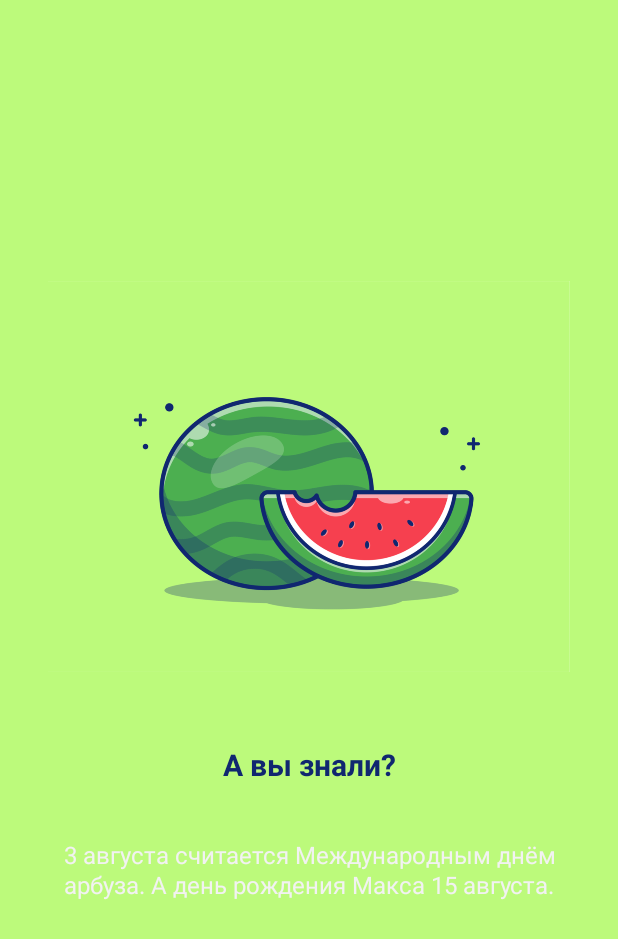
After one commit to yerlandana/watermelon-auth, an Android app: the layout slide_layout.xml on its own in the app's theme, with its tools: preview values and no code run, on a phone screen of 412 x 824 dp. The commit adds this screen. Shown: the top 939 px of the screen. Run offline under Robolectric (Android 15) with nearby library versions, the phone set to English and light mode, and no system bars.

Commit message:
my 2 commit

```diff
--- /dev/null
+++ b/app/src/main/res/layout/slide_layout.xml
@@ -0,0 +1,44 @@
+<?xml version="1.0" encoding="utf-8"?>
+<LinearLayout
+    xmlns:android="http://schemas.android.com/apk/res/android"
+    xmlns:app="http://schemas.android.com/apk/res-auto"
+    android:orientation="vertical"
+    android:background="@color/watermelon"
+    android:gravity="center_vertical"
+    android:layout_width="match_parent"
+    android:layout_height="match_parent">
+
+    <ImageView
+        android:id="@+id/imageView"
+        android:layout_width="wrap_content"
+        android:layout_height="wrap_content"
+        android:layout_gravity="center_horizontal"
+        android:layout_marginHorizontal="32dp"
+        android:layout_marginBottom="48dp"
+        android:adjustViewBounds="true"
+        android:background="#FCFAED"
+        android:src="@drawable/bg_watermelon" />
+
+    <TextView
+        android:id="@+id/sliderTitle"
+        android:layout_width="match_parent"
+        android:layout_height="wrap_content"
+        android:text="А вы знали?"
+        android:textAlignment="center"
+        android:textSize="20sp"
+        android:textStyle="bold"
+        android:textColor="@color/text"/>
+
+    <TextView
+        android:id="@+id/sliderDesc"
+        android:layout_width="match_parent"
+        android:layout_height="wrap_content"
+        android:fontFamily="sans-serif"
+        android:lineSpacingMultiplier="1.05"
+        android:padding="35dp"
+        android:text="3 августа считается Международным днём арбуза. А день рождения Макса 15 августа."
+        android:textAlignment="center"
+        android:textColor="#F2F2F2"
+        android:textSize="16sp" />
+
+</LinearLayout>
--- a/app/src/main/res/values-night/themes.xml
+++ b/app/src/main/res/values-night/themes.xml
@@ -1,6 +1,6 @@
 <resources xmlns:tools="http://schemas.android.com/tools">
     <!-- Base application theme. -->
-    <style name="Theme.Watermelonauth" parent="Theme.MaterialComponents.DayNight.DarkActionBar">
+    <style name="Theme.Watermelonauth" parent="Theme.MaterialComponents.DayNight.NoActionBar">
         <!-- Primary brand color. -->
         <item name="colorPrimary">@color/purple_200</item>
         <item name="colorPrimaryVariant">@color/purple_700</item>
--- a/app/src/main/res/values/colors.xml
+++ b/app/src/main/res/values/colors.xml
@@ -7,4 +7,9 @@
     <color name="teal_700">#FF018786</color>
     <color name="black">#FF000000</color>
     <color name="white">#FFFFFFFF</color>
+    <color name="colorTransparentWhite">#CCCCCC</color>
+    <color name="kiwi">#6CEFE6</color>
+    <color name="coconut">#FFCCBC</color>
+    <color name="watermelon">#BCFA7B</color>
+    <color name="text">#102770</color>
 </resources>
--- a/app/src/main/res/values/themes.xml
+++ b/app/src/main/res/values/themes.xml
@@ -1,6 +1,6 @@
 <resources xmlns:tools="http://schemas.android.com/tools">
     <!-- Base application theme. -->
-    <style name="Theme.Watermelonauth" parent="Theme.MaterialComponents.DayNight.DarkActionBar">
+    <style name="Theme.Watermelonauth" parent="Theme.MaterialComponents.DayNight.NoActionBar">
         <!-- Primary brand color. -->
         <item name="colorPrimary">@color/purple_500</item>
         <item name="colorPrimaryVariant">@color/purple_700</item>
--- a/build.gradle
+++ b/build.gradle
@@ -5,8 +5,8 @@ buildscript {
         jcenter()
     }
     dependencies {
-        classpath "com.android.tools.build:gradle:4.1.0"
-
+        classpath "com.android.tools.build:gradle:4.1.2"
+        classpath 'com.google.gms:google-services:4.3.5'
         // NOTE: Do not place your application dependencies here; they belong
         // in the individual module build.gradle files
     }
```
Also changed, not shown: app/build.gradle (+13 -0 lines), app/src/main/java/com/dana/watermelon_auth/MainActivity.java (+36 -1 lines), app/src/main/java/com/dana/watermelon_auth/SliderAdapter.java (added, +69 -0 lines), app/src/main/res/layout/activity_main.xml (+15 -9 lines), app/src/main/res/drawable/bg_coconut.png (added), app/src/main/res/drawable/bg_kiwi.png (added), app/src/main/res/drawable/bg_watermelon.png (added), gradle/wrapper/gradle-wrapper.properties, 1 other file.
